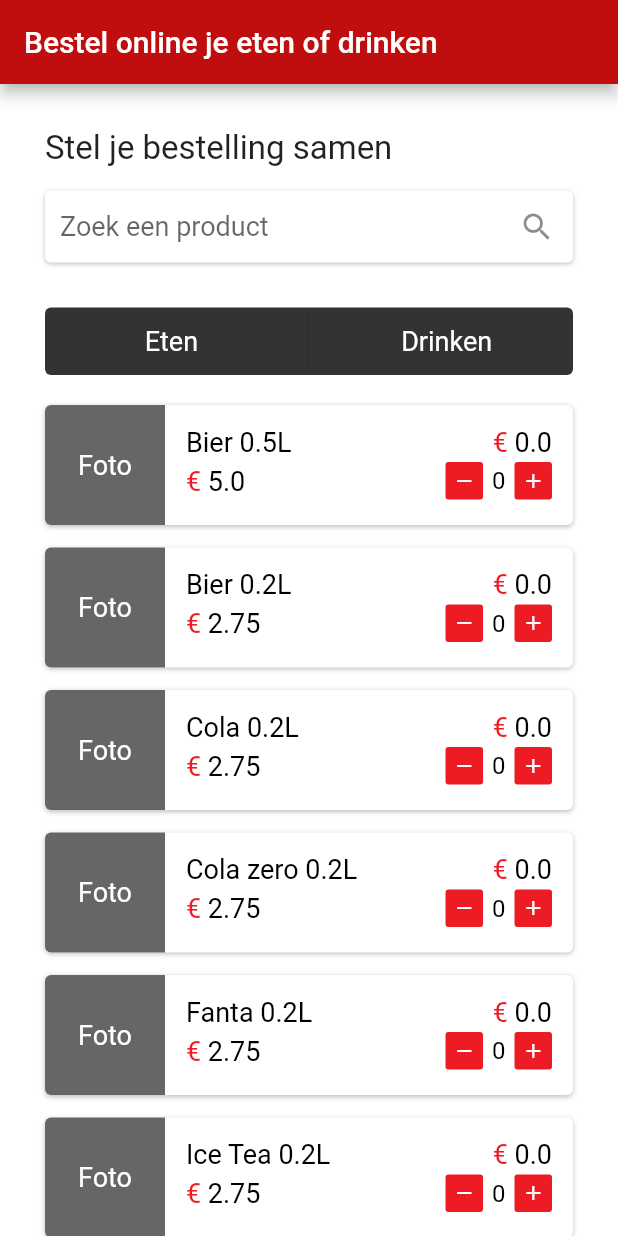
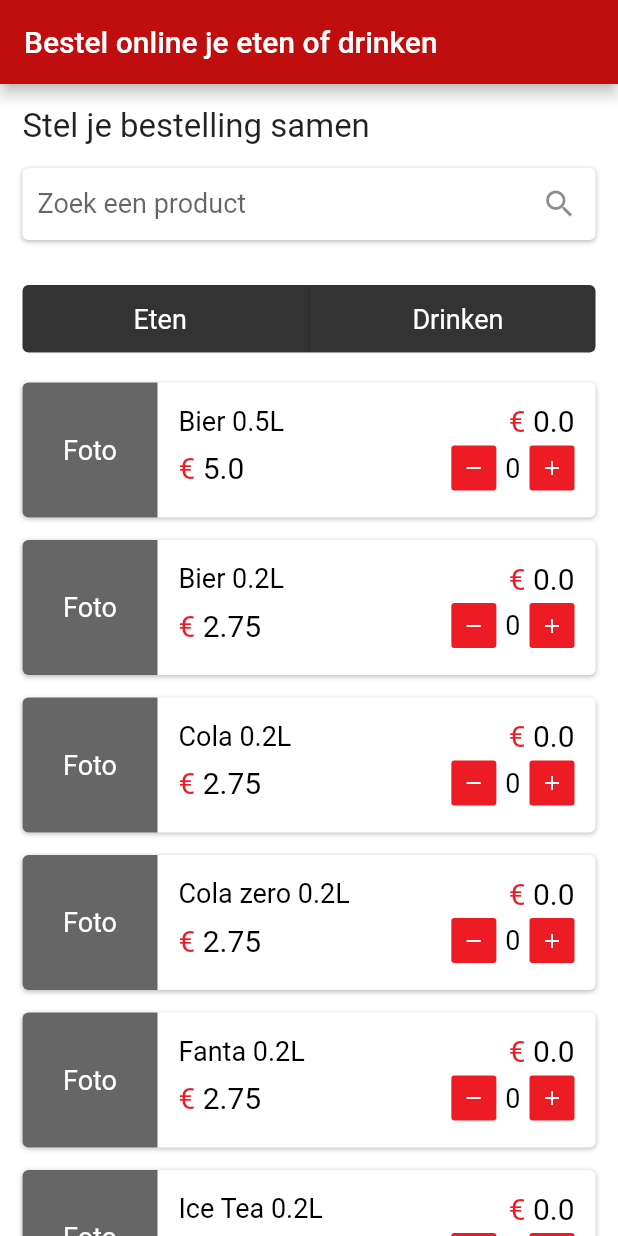
Before and after one commit to Semester6-PSV/catering-flutter-frontend, a Flutter app: the screen it shows after launch, after a tap on "Drinken", on a phone screen of 412 x 824 dp. Run offline on Flutter 3.47's test engine with Material 2 defaults, Android fonts, the light colour scheme and no system bars; Roboto replaces fonts that are missing (Klavika-Light, Klavika-Medium).

Commit message:
Fix general styling

```diff
--- a/lib/pages/orderPage/components/cateringProductListView.dart
+++ b/lib/pages/orderPage/components/cateringProductListView.dart
@@ -12,8 +12,8 @@ String productPriceToString(double price) {
 Widget productRemoveAddButton(int productId, IconData icon, Function onClick) {
   return InkWell(
       child: SizedBox(
-        width: 25,
-        height: 25,
+        width: 30,
+        height: 30,
         child: Container(
           decoration: const BoxDecoration(
               color: COLOR_RED,
@@ -42,7 +42,7 @@ Widget cateringProductListView(
     if (product.productType == productType) {
       productItems.add(Container(
         width: double.infinity,
-        height: 80,
+        height: 90,
         margin: const EdgeInsets.only(bottom: gridPadding),
         decoration: BoxDecoration(
             boxShadow: [
@@ -100,20 +100,20 @@ Widget cateringProductListView(
                                 const Text('€ ',
                                     style: TextStyle(
                                       fontFamily: 'Klavika-Medium',
-                                      fontSize: 18,
+                                      fontSize: 20,
                                       color: COLOR_RED,
                                     )),
                                 Text((product.price * product.amount).toString(),
                                     style: const TextStyle(
                                       fontFamily: 'Klavika-Medium',
-                                      fontSize: 18,
+                                      fontSize: 20,
                                       color: COLOR_BLACK,
                                     ))
                               ],
                             )
                           ],
                         ),
-                        const SizedBox(height: 3),
+                        const SizedBox(height: 5),
                         Row(
                           crossAxisAlignment: CrossAxisAlignment.center,
                           mainAxisAlignment: MainAxisAlignment.spaceBetween,
@@ -123,12 +123,12 @@ Widget cateringProductListView(
                                 const Text('€ ',
                                     style: TextStyle(
                                         fontFamily: 'Klavika-Light',
-                                        fontSize: 18,
+                                        fontSize: 20,
                                         color: COLOR_RED)),
                                 Text(productPriceToString(product.price),
                                     style: const TextStyle(
                                         fontFamily: 'Klavika-Light',
-                                        fontSize: 18,
+                                        fontSize: 20,
                                         color: COLOR_BLACK))
                               ],
                             ),
@@ -142,7 +142,7 @@ Widget cateringProductListView(
                                     child: Text(product.amount.toString(),
                                         style: const TextStyle(
                                           fontFamily: 'Klavika-Medium',
-                                          fontSize: 16,
+                                          fontSize: 18,
                                           color: COLOR_BLACK,
                                         ))),
                                 productRemoveAddButton(
--- a/lib/pages/orderPage/index.dart
+++ b/lib/pages/orderPage/index.dart
@@ -90,7 +90,7 @@ class OrderPageState extends State<OrderPage> {
             body: SingleChildScrollView(
               child: Container(
                   width: double.infinity,
-                  padding: const EdgeInsets.fromLTRB(30, 30, 30, 30),
+                  padding: EdgeInsets.fromLTRB(gridPadding, gridPadding, gridPadding, gridPadding * 2),
                   color: COLOR_WHITE,
                   child: Column(
                       mainAxisAlignment: MainAxisAlignment.start,
```
